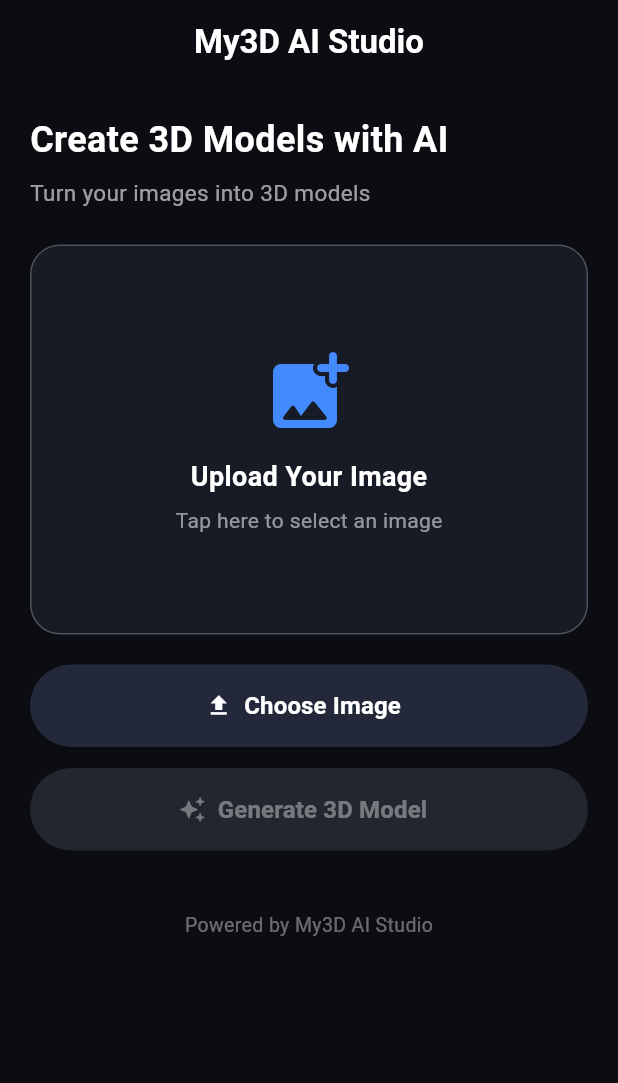
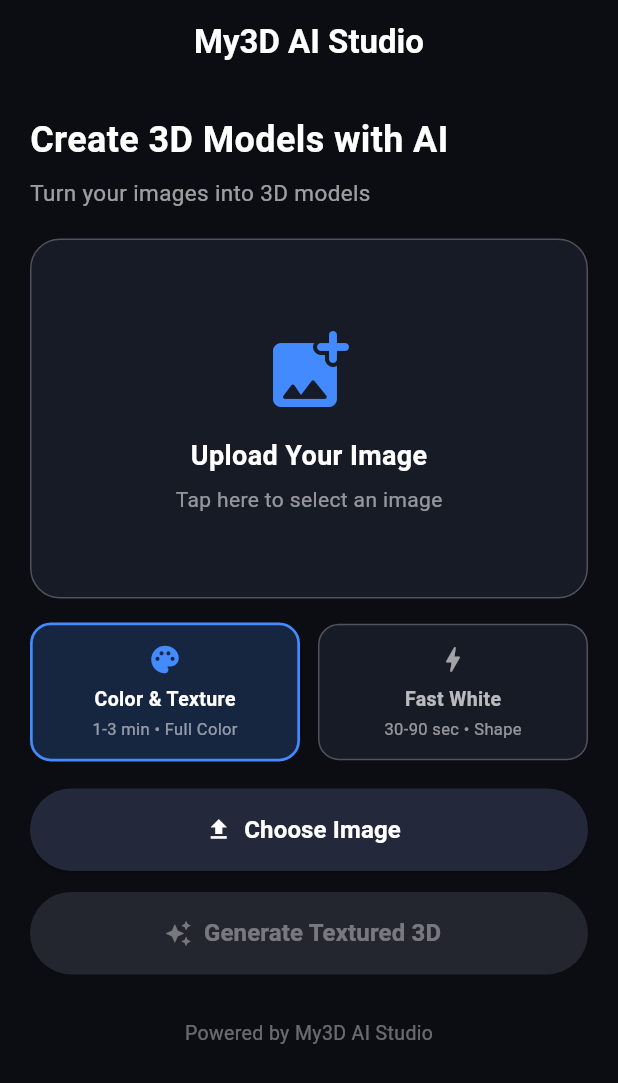
Before and after one commit to indranagendra822-sketch/my3d-ai-studio, a Flutter app: the screen it shows after launch, on a phone screen of 412 x 824 dp. Shown: the top 1083 px of the screen. Run offline on Flutter 3.47's test engine with Material 3 defaults, Android fonts, the phone set to English and light mode, and no system bars; our stand-ins replace image_picker, share_plus; missing offline and left inert: model_viewer_plus.

Commit message:
Update home_screen.dart
Add Color & Texture mode toggle

```diff
--- a/lib/screens/home_screen.dart
+++ b/lib/screens/home_screen.dart
@@ -14,6 +14,7 @@ class HomeScreen extends StatefulWidget {
 class _HomeScreenState extends State<HomeScreen> {
   File? selectedImage;
   bool isGenerating = false;
+  bool withTexture = true;
   String statusMessage = '';
   final ImagePicker picker = ImagePicker();
 
@@ -43,6 +44,7 @@ class _HomeScreenState extends State<HomeScreen> {
     try {
       final glbPath = await Ai3dService.generate3DModel(
         imageFile: selectedImage!,
+        withTexture: withTexture,
         onStatus: (status) {
           if (!mounted) return;
           setState(() {
@@ -64,7 +66,9 @@ class _HomeScreenState extends State<HomeScreen> {
           builder: (context) => ModelViewerScreen(
             modelSource: glbPath,
             isLocalFile: true,
-            modelName: 'my3d_model.glb',
+            modelName: withTexture
+                ? 'my3d_textured_model.glb'
+                : 'my3d_white_model.glb',
           ),
         ),
       );
@@ -96,6 +100,59 @@ class _HomeScreenState extends State<HomeScreen> {
         ),
       );
     }
+  }
+
+  Widget _buildModeOption({
+    required String title,
+    required String subtitle,
+    required IconData icon,
+    required bool selected,
+    required VoidCallback onTap,
+  }) {
+    return Expanded(
+      child: GestureDetector(
+        onTap: isGenerating ? null : onTap,
+        child: Container(
+          padding: const EdgeInsets.symmetric(vertical: 12, horizontal: 10),
+          decoration: BoxDecoration(
+            color: selected
+                ? Colors.blueAccent.withValues(alpha: 0.2)
+                : const Color(0xFF171B26),
+            borderRadius: BorderRadius.circular(14),
+            border: Border.all(
+              color: selected ? Colors.blueAccent : Colors.white24,
+              width: selected ? 1.8 : 1,
+            ),
+          ),
+          child: Column(
+            children: [
+              Icon(
+                icon,
+                color: selected ? Colors.blueAccent : Colors.white60,
+                size: 22,
+              ),
+              const SizedBox(height: 6),
+              Text(
+                title,
+                style: TextStyle(
+                  color: selected ? Colors.white : Colors.white70,
+                  fontWeight: FontWeight.w600,
+                  fontSize: 13,
+                ),
+              ),
+              const SizedBox(height: 2),
+              Text(
+                subtitle,
+                style: const TextStyle(
+                  color: Colors.white54,
+                  fontSize: 11,
+                ),
+              ),
+            ],
+          ),
+        ),
+      ),
+    );
   }
 
   @override
@@ -135,11 +192,11 @@ class _HomeScreenState extends State<HomeScreen> {
                   fontSize: 15,
                 ),
               ),
-              const SizedBox(height: 24),
+              const SizedBox(height: 20),
               GestureDetector(
                 onTap: pickImage,
                 child: Container(
-                  height: 260,
+                  height: 240,
                   decoration: BoxDecoration(
                     color: const Color(0xFF171B26),
                     borderRadius: BorderRadius.circular(20),
@@ -182,7 +239,27 @@ class _HomeScreenState extends State<HomeScreen> {
                         ),
                 ),
               ),
-              const SizedBox(height: 20),
+              const SizedBox(height: 16),
+              Row(
+                children: [
+                  _buildModeOption(
+                    title: 'Color & Texture',
+                    subtitle: '1-3 min • Full Color',
+                    icon: Icons.palette_rounded,
+                    selected: withTexture,
+                    onTap: () => setState(() => withTexture = true),
+                  ),
+                  const SizedBox(width: 12),
+                  _buildModeOption(
+                    title: 'Fast White',
+                    subtitle: '30-90 sec • Shape',
+                    icon: Icons.bolt_rounded,
+                    selected: !withTexture,
+                    onTap: () => setState(() => withTexture = false),
+                  ),
+                ],
+              ),
+              const SizedBox(height: 18),
               SizedBox(
                 height: 55,
                 child: ElevatedButton.icon(
@@ -219,7 +296,11 @@ class _HomeScreenState extends State<HomeScreen> {
                         )
                       : const Icon(Icons.auto_awesome),
                   label: Text(
-                    isGenerating ? 'Generating 3D...' : 'Generate 3D Model',
+                    isGenerating
+                        ? 'Generating 3D...'
+                        : (withTexture
+                            ? 'Generate Textured 3D'
+                            : 'Generate Fast 3D'),
                     style: const TextStyle(
                       fontSize: 16,
                       fontWeight: FontWeight.w600,
@@ -269,7 +350,7 @@ class _HomeScreenState extends State<HomeScreen> {
                   ),
                 ),
               ],
-              const SizedBox(height: 40),
+              const SizedBox(height: 30),
               const Center(
                 child: Text(
                   'Powered by My3D AI Studio',
```
